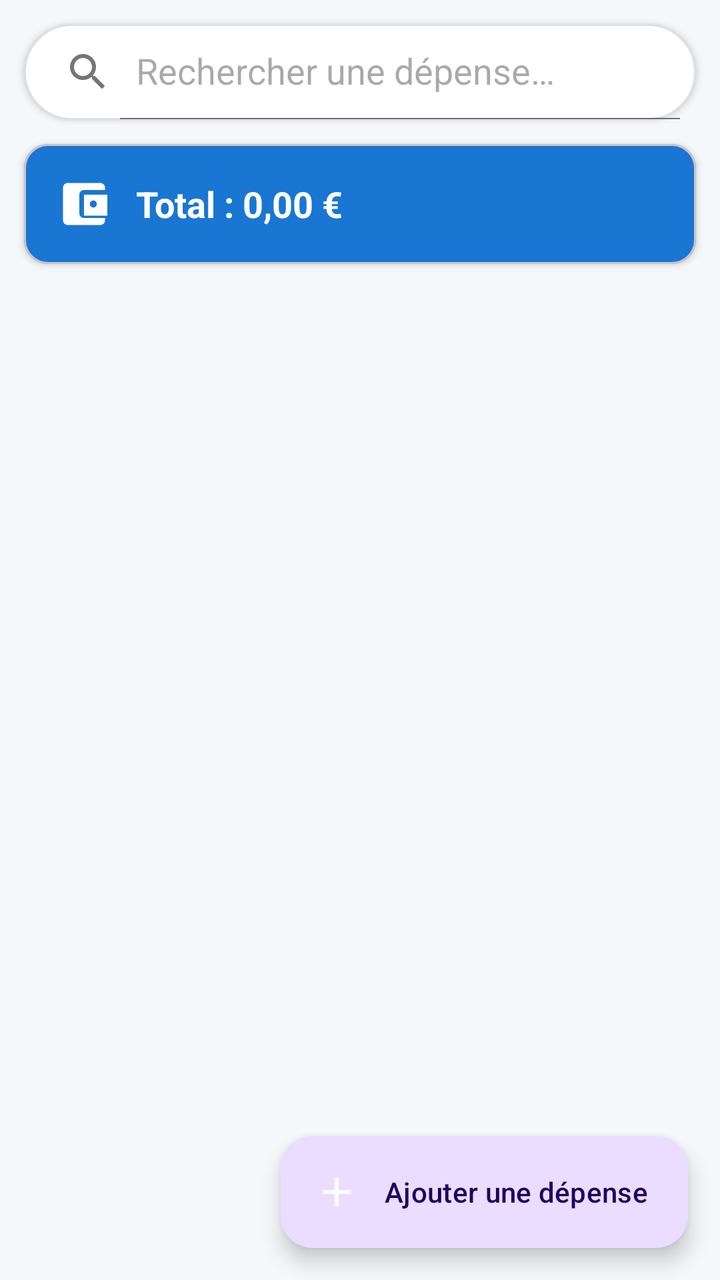
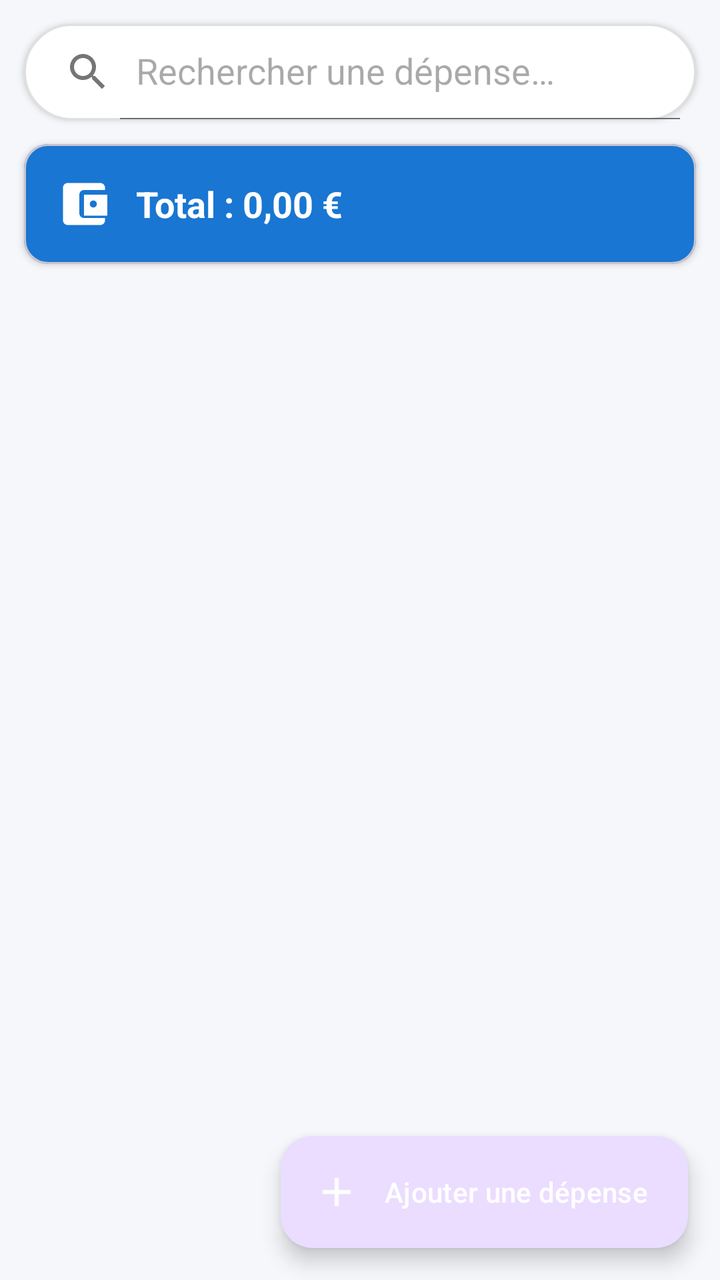

Screens rendered from an Android XML layout before and after an edit, with the pre-edit source and the edit as a unified diff.
<!-- AndroidManifest.xml: application theme Theme.NotesFrais -->
<!-- res/layout/fragment_expense_list.xml -->
<?xml version="1.0" encoding="utf-8"?>
<androidx.coordinatorlayout.widget.CoordinatorLayout
    xmlns:android="http://schemas.android.com/apk/res/android"
    xmlns:app="http://schemas.android.com/apk/res-auto"
    android:layout_width="match_parent"
    android:layout_height="match_parent"
    android:background="@color/background">

    <LinearLayout
        android:layout_width="match_parent"
        android:layout_height="match_parent"
        android:orientation="vertical">

        
        <androidx.appcompat.widget.SearchView
            android:id="@+id/searchView"
            android:layout_width="match_parent"
            android:layout_height="wrap_content"
            android:layout_margin="12dp"
            android:background="@drawable/bg_search"
            android:elevation="2dp"
            app:iconifiedByDefault="false"
            app:queryHint="@string/search_hint"
            app:searchIcon="@drawable/ic_search" />

        
        <com.google.android.material.card.MaterialCardView
            android:layout_width="match_parent"
            android:layout_height="wrap_content"
            android:layout_marginHorizontal="12dp"
            android:layout_marginBottom="8dp"
            app:cardCornerRadius="12dp"
            app:cardElevation="2dp"
            app:cardBackgroundColor="@color/primary">

            <LinearLayout
                android:layout_width="match_parent"
                android:layout_height="wrap_content"
                android:orientation="horizontal"
                android:padding="16dp"
                android:gravity="center_vertical">

                <ImageView
                    android:layout_width="28dp"
                    android:layout_height="28dp"
                    android:src="@drawable/ic_wallet"
                    app:tint="@android:color/white" />

                <TextView
                    android:id="@+id/tvTotalAmount"
                    android:layout_width="0dp"
                    android:layout_height="wrap_content"
                    android:layout_weight="1"
                    android:layout_marginStart="12dp"
                    android:text="@string/total_amount_default"
                    android:textColor="@android:color/white"
                    android:textSize="18sp"
                    android:textStyle="bold" />

            </LinearLayout>
        </com.google.android.material.card.MaterialCardView>

        
        <LinearLayout
            android:id="@+id/tvEmptyState"
            android:layout_width="match_parent"
            android:layout_height="0dp"
            android:layout_weight="1"
            android:gravity="center"
            android:orientation="vertical"
            android:visibility="gone">

            <ImageView
                android:layout_width="80dp"
                android:layout_height="80dp"
                android:src="@drawable/ic_empty"
                app:tint="@color/text_secondary" />

            <TextView
                android:layout_width="wrap_content"
                android:layout_height="wrap_content"
                android:layout_marginTop="16dp"
                android:text="@string/no_expenses"
                android:textColor="@color/text_secondary"
                android:textSize="16sp" />

        </LinearLayout>

        
        <androidx.recyclerview.widget.RecyclerView
            android:id="@+id/recyclerView"
            android:layout_width="match_parent"
            android:layout_height="0dp"
            android:layout_weight="1"
            android:clipToPadding="false"
            android:paddingBottom="80dp" />

    </LinearLayout>

    <com.google.android.material.floatingactionbutton.ExtendedFloatingActionButton
        android:id="@+id/fabAddExpense"
        android:layout_width="wrap_content"
        android:layout_height="wrap_content"
        android:layout_gravity="bottom|end"
        android:layout_margin="16dp"
        android:text="@string/add_expense"
        app:icon="@drawable/ic_add"
        app:iconTint="@android:color/white"
        style="@style/Widget.Material3.ExtendedFloatingActionButton.Icon" />

</androidx.coordinatorlayout.widget.CoordinatorLayout>
<!-- resources referenced by this layout -->
<resources>
  <color name="background">#F5F7FA</color>
  <color name="primary">#1976D2</color>
  <color name="text_secondary">#757575</color>
  <!-- drawable bg_search (drawable) -->
  <?xml version="1.0" encoding="utf-8"?>
  <shape xmlns:android="http://schemas.android.com/apk/res/android"
      android:shape="rectangle">
      <solid android:color="#FFFFFF" />
      <corners android:radius="24dp" />
      <stroke android:width="1dp" android:color="#E0E0E0" />
  </shape>
  <!-- drawable ic_add (drawable) -->
  <?xml version="1.0" encoding="utf-8"?>
  <vector xmlns:android="http://schemas.android.com/apk/res/android"
      android:width="24dp"
      android:height="24dp"
      android:viewportWidth="24"
      android:viewportHeight="24"
      android:tint="?attr/colorControlNormal">
      <path android:fillColor="@android:color/white"
          android:pathData="M19,13h-6v6h-2v-6H5v-2h6V5h2v6h6v2z"/>
  </vector>
  <!-- drawable ic_empty (drawable) -->
  <?xml version="1.0" encoding="utf-8"?>
  <vector xmlns:android="http://schemas.android.com/apk/res/android"
      android:width="64dp"
      android:height="64dp"
      android:viewportWidth="24"
      android:viewportHeight="24">
      <path android:fillColor="#BDBDBD"
          android:pathData="M20,6h-2.18c0.07,-0.44 0.18,-0.86 0.18,-1.3C18,2.12 15.88,0 13.3,0c-1.3,0 -2.49,0.53 -3.36,1.4l-0.94,0.93 -0.94,-0.93C7.19,0.53 6,0 4.7,0 2.12,0 0,2.12 0,4.7c0,0.44 0.11,0.86 0.18,1.3H0L0,20h20L20,6zM18,18H2V8h16v10zM13.3,2c1.47,0 2.7,1.23 2.7,2.7 0,1.47-1.23,2.7-2.7,2.7L10,7.4l-0.5-0.5 0.5-0.5L13.3,2zM4.7,2c1.47,0 2.7,1.23 2.7,2.7L10,6.9l-0.5,0.5-0.5-0.5C7.23,6.4 4.7,5.17 4.7,3.7 4.7,2.23 3.47,2 4.7,2z"/>
      <path android:fillColor="#BDBDBD"
          android:pathData="M3,22l1.5,-1.5L6,22l1.5,-1.5L9,22l1.5,-1.5L12,22l1.5,-1.5L15,22l1.5,-1.5L18,22l1.5,-1.5L21,22V2l-1.5,1.5L18,2l-1.5,1.5L15,2l-1.5,1.5L12,2l-1.5,1.5L9,2 7.5,3.5 6,2 4.5,3.5 3,2v20zM19,19.09L18,18l-1,1.09L16,18l-1,1.09L14,18l-1,1.09L12,18l-1,1.09L10,18l-1,1.09L8,18 7,19.09 6,18 5,19.09V5h14v14.09z"/>
  </vector>
  <!-- drawable ic_search (drawable) -->
  <?xml version="1.0" encoding="utf-8"?>
  <vector xmlns:android="http://schemas.android.com/apk/res/android"
      android:width="24dp"
      android:height="24dp"
      android:viewportWidth="24"
      android:viewportHeight="24">
      <path android:fillColor="#757575"
          android:pathData="M15.5,14h-0.79l-0.28,-0.27C15.41,12.59 16,11.11 16,9.5 16,5.91 13.09,3 9.5,3S3,5.91 3,9.5 5.91,16 9.5,16c1.61,0 3.09,-0.59 4.23,-1.57l0.27,0.28v0.79l5,4.99L20.49,19l-4.99,-5zM9.5,14C7.01,14 5,11.99 5,9.5S7.01,5 9.5,5 14,7.01 14,9.5 11.99,14 9.5,14z"/>
  </vector>
  <!-- drawable ic_wallet (drawable) -->
  <?xml version="1.0" encoding="utf-8"?>
  <vector xmlns:android="http://schemas.android.com/apk/res/android"
      android:width="24dp"
      android:height="24dp"
      android:viewportWidth="24"
      android:viewportHeight="24">
      <path android:fillColor="#FFFFFF"
          android:pathData="M21,18v1c0,1.1-0.9,2-2,2H5c-1.11,0-2-0.9-2-2V5c0-1.1,0.89-2,2-2h14c1.1,0,2,0.9,2,2v1h-9c-1.11,0-2,0.9-2,2v8c0,1.1,0.89,2,2,2h9zM12,17h10V8H12v9zM16,13.5c-0.83,0-1.5-0.67-1.5-1.5s0.67-1.5,1.5-1.5,1.5,0.67,1.5,1.5-0.67,1.5-1.5,1.5z"/>
  </vector>
  <string name="add_expense">Ajouter une dépense</string>
  <string name="no_expenses">Aucune dépense enregistrée.\nAppuyez sur + pour commencer.</string>
  <string name="search_hint">Rechercher une dépense…</string>
  <string name="total_amount_default">Total : 0,00 €</string>
  <style name="Theme.NotesFrais" parent="Theme.Material3.Light.NoActionBar">
          <item name="colorPrimary">@color/primary</item>
          <item name="colorPrimaryDark">@color/primary_dark</item>
          <item name="colorAccent">@color/secondary</item>
          <item name="android:statusBarColor">@color/statusBarColor</item>
          <item name="android:windowBackground">@color/background</item>
      </style>
  <color name="primary_dark">#1565C0</color>
  <color name="secondary">#00897B</color>
  <color name="statusBarColor">#1565C0</color>
</resources>

<!-- the commit's change to res/layout/fragment_expense_list.xml (unified diff, before → after) -->
@@ -104,8 +104,8 @@
         android:layout_gravity="bottom|end"
         android:layout_margin="16dp"
         android:text="@string/add_expense"
+        android:textColor="@android:color/white"
         app:icon="@drawable/ic_add"
-        app:iconTint="@android:color/white"
-        style="@style/Widget.Material3.ExtendedFloatingActionButton.Icon" />
+        app:iconTint="@android:color/white" />
 
 </androidx.coordinatorlayout.widget.CoordinatorLayout>
